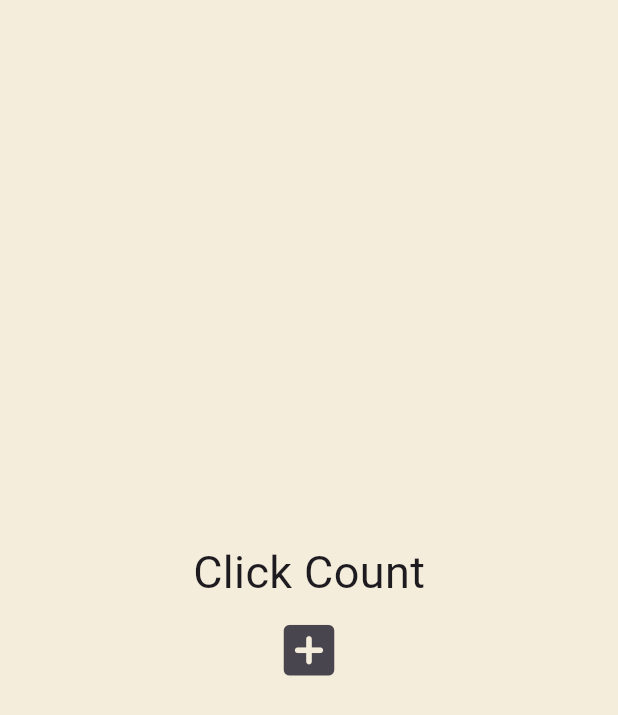
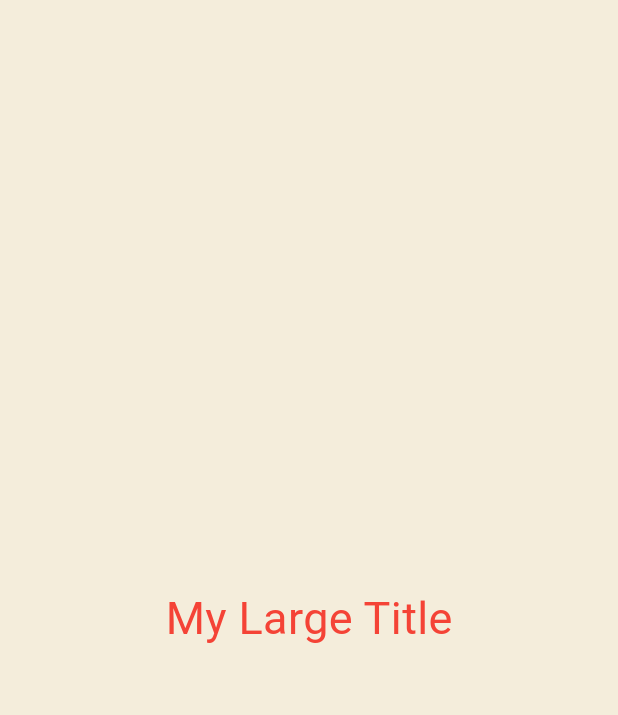
Before and after one commit to moztiq/nc-flutter-stateful, a Flutter app: the screen it shows after launch, on a phone screen of 412 x 824 dp. Shown: the top 715 px of the screen. Run offline on Flutter 3.47's test engine with Material 3 defaults, Android fonts, the light colour scheme and no system bars.

Commit message:
BuildContext

```diff
--- a/lib/main.dart
+++ b/lib/main.dart
@@ -12,36 +12,23 @@ class App extends StatefulWidget {
 }
 
 class _AppState extends State<App> {
-  List<int> numbers = [];
-
-  void onPressed() {
-    setState(() {
-      numbers.add(numbers.length);
-    });
-  }
-
   @override
   Widget build(BuildContext context) {
     return MaterialApp(
+      theme: ThemeData(
+        textTheme: TextTheme(
+          titleLarge: TextStyle(
+            color: Colors.red,
+          ),
+        ),
+      ),
       home: Scaffold(
         backgroundColor: const Color(0xFFF4EDDB),
         body: Center(
           child: Column(
             mainAxisAlignment: MainAxisAlignment.center,
             children: [
-              const Text(
-                'Click Count',
-                style: TextStyle(
-                  fontSize: 30,
-                ),
-              ),
-              for (var i in numbers) Text('$i'),
-              IconButton(
-                  iconSize: 45,
-                  onPressed: onPressed,
-                  icon: const Icon(
-                    Icons.add_box_rounded,
-                  ))
+              MyLargeTitle(),
             ],
           ),
         ),
@@ -49,3 +36,20 @@ class _AppState extends State<App> {
     );
   }
 }
+
+class MyLargeTitle extends StatelessWidget {
+  const MyLargeTitle({
+    super.key,
+  });
+
+  @override
+  Widget build(BuildContext context) {
+    return Text(
+      'My Large Title',
+      style: TextStyle(
+        fontSize: 30,
+        color: Theme.of(context).textTheme.titleLarge!.color,
+      ),
+    );
+  }
+}
```
